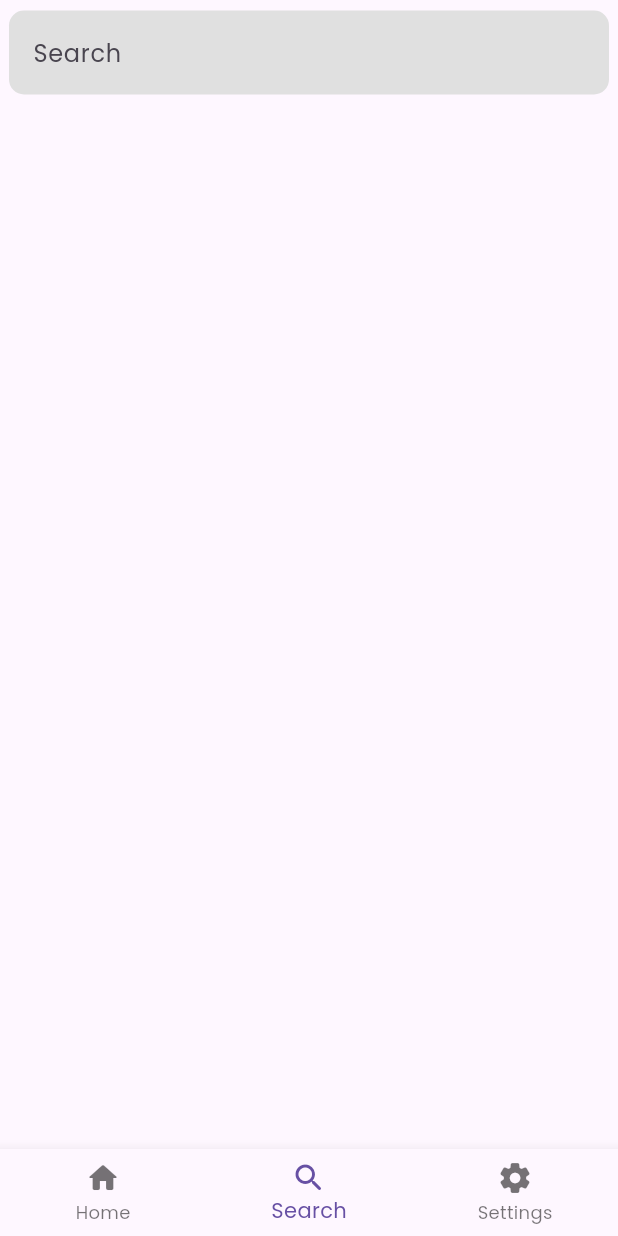
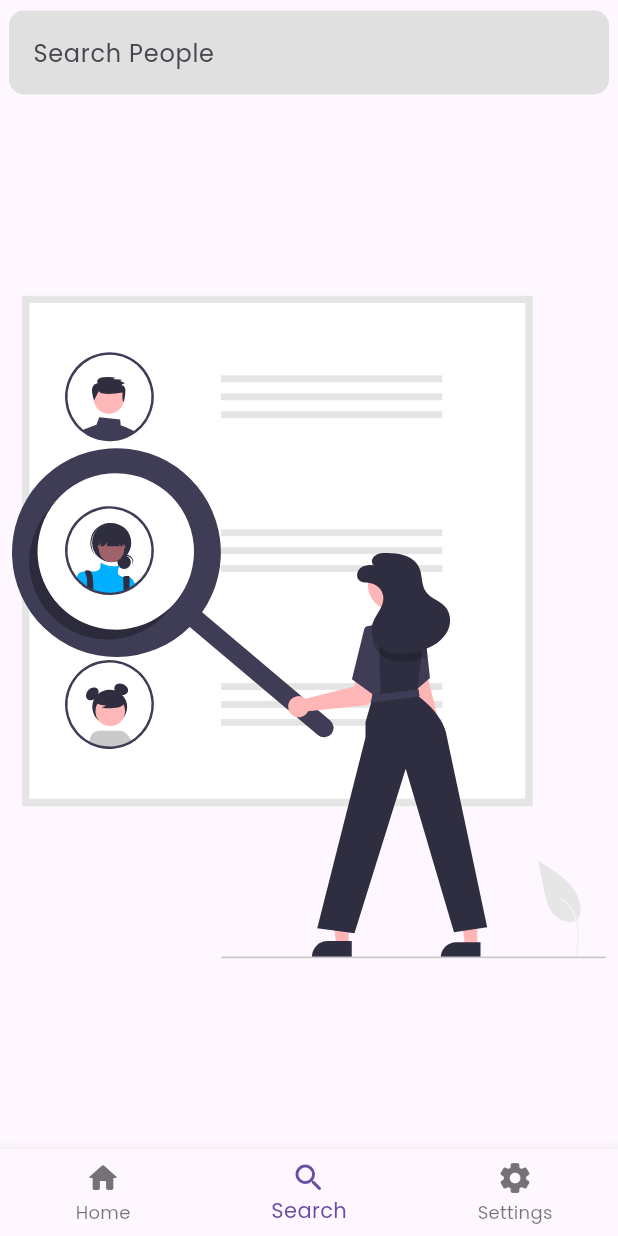
Before and after one commit to vrs600/udhar, a Flutter app: the screen it shows after launch, item 2 of the bottom bar chosen, on a phone screen of 412 x 824 dp. Run offline on Flutter 3.47's test engine with Material 3 defaults, Android fonts, the phone set to English and light mode, and no system bars; our stand-ins replace firebase_auth, firebase_core, firebase_database, flutter_dotenv, flutter_svg, readmore; accounts and stored records are empty; statements that could not run were skipped.

Commit message:
search_screen.dart updated

```diff
--- a/lib/other/styling.dart
+++ b/lib/other/styling.dart
@@ -1,9 +1,12 @@
 import 'package:flutter/material.dart';
 
 class Styling {
-  static double borderRadius = 10;
-  InputDecoration getTFFInputDecoration(
-      {required String label, Icon? prefixIcon}) {
+  double borderRadius = 10;
+  InputDecoration getTFFInputDecoration({
+    required String label,
+    Icon? prefixIcon,
+    TextEditingController? textEditingController,
+  }) {
     return InputDecoration(
       filled: true,
       labelText: label,
@@ -11,7 +14,7 @@ class Styling {
       fillColor: Colors.grey[300],
       border: OutlineInputBorder(
         borderSide: BorderSide.none,
-        borderRadius: BorderRadius.circular(10),
+        borderRadius: BorderRadius.circular(borderRadius),
       ),
     );
   }
--- a/lib/screen/home_screen.dart
+++ b/lib/screen/home_screen.dart
@@ -26,6 +26,8 @@ class _HomeScreenState extends State<HomeScreen> {
   List<LoanModel> loanListCopy = [];
   bool _showClearSearchInputIcon = false;
 
+  TextEditingController searchTEC = TextEditingController();
+
   @override
   void initState() {
     super.initState();
@@ -51,6 +53,8 @@ class _HomeScreenState extends State<HomeScreen> {
                     child: Padding(
                       padding: const EdgeInsets.all(4.0),
                       child: TextFormField(
+                        maxLines: 1,
+                        controller: searchTEC,
                         onChanged: (searchQuery) {
                           setState(() {
                             _loanModelList = loanListCopy.where((loanItem) {
--- a/lib/screen/search_screen.dart
+++ b/lib/screen/search_screen.dart
@@ -1,4 +1,5 @@
 import 'package:flutter/material.dart';
+import 'package:flutter_svg/flutter_svg.dart';
 import 'package:udhar/other/styling.dart';
 
 class SearchScreen extends StatefulWidget {
@@ -10,6 +11,8 @@ class SearchScreen extends StatefulWidget {
 
 class _SearchScreenState extends State<SearchScreen> {
   Styling styling = Styling();
+
+  TextEditingController searchPeopleTEC = TextEditingController();
 
   @override
   Widget build(BuildContext context) {
@@ -25,17 +28,33 @@ class _SearchScreenState extends State<SearchScreen> {
                   child: Padding(
                     padding: const EdgeInsets.all(4.0),
                     child: TextFormField(
+                      controller: searchPeopleTEC,
                       onChanged: (searchQuery) {
                         setState(() {});
                       },
                       minLines: 1,
                       decoration:
-                          styling.getTFFInputDecoration(label: "Search"),
+                          styling.getTFFInputDecoration(label: "Search People"),
                     ),
                   ),
                 ),
               ),
             ),
+            (searchPeopleTEC.text.isEmpty)
+                ? Expanded(
+                    child: Padding(
+                      padding: const EdgeInsets.all(8.0),
+                      child: SvgPicture.asset(
+                          "lib/asset/image/undraw_people_search.svg"),
+                    ),
+                  )
+                : Expanded(
+                    child: ListView.builder(
+                      itemBuilder: (context, index) {
+                        return ListView();
+                      },
+                    ),
+                  )
           ],
         ),
       ),
--- a/pubspec.yaml
+++ b/pubspec.yaml
@@ -52,7 +52,7 @@ dependencies:
   firebase_storage: ^11.1.0
   flutter_share: ^2.0.0
   share_plus: ^7.0.2
-  flutter_svg: ^2.0.5
+  flutter_svg: ^2.0.10+1
   url_launcher: ^6.1.11
   country_code_picker: ^3.0.0
   lucide_icons: ^0.257.0
@@ -74,11 +74,15 @@ dev_dependencies:
 
 # The following section is specific to Flutter packages.
 flutter:
+  assets:
+    - lib/asset/image/undraw_people_search.svg
 
   # The following line ensures that the Material Icons font is
   # included with your application, so that you can use the icons in
   # the material Icons class.
   uses-material-design: true
+
+
 
   fonts:
     - family: Poppins
```
Also changed, not shown: lib/screen/settings_screen.dart (+29 -1 lines), lib/asset/image/ic_launcher.png (deleted), lib/asset/image/icons8_compass.png (deleted), lib/asset/image/icons8_faq.png (deleted), lib/asset/image/icons8_people_skin_type.png (deleted), lib/asset/image/undraw_people_search.svg (added), lib/asset/image/user.png (deleted), lib/asset/image/user.svg (deleted).
